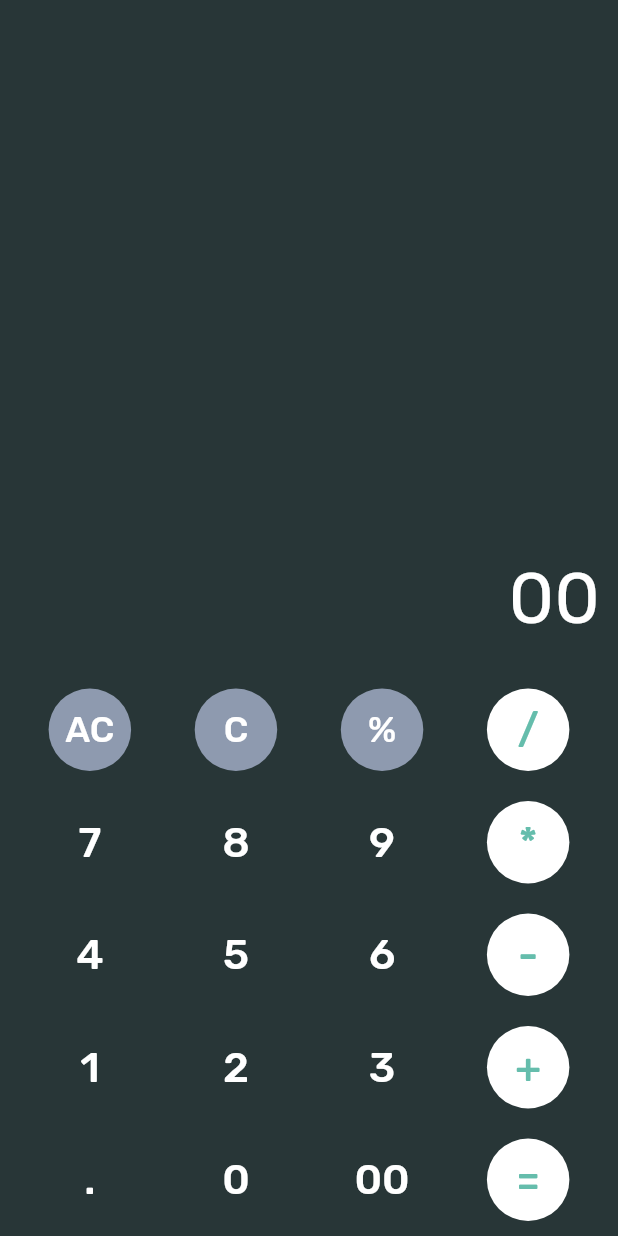
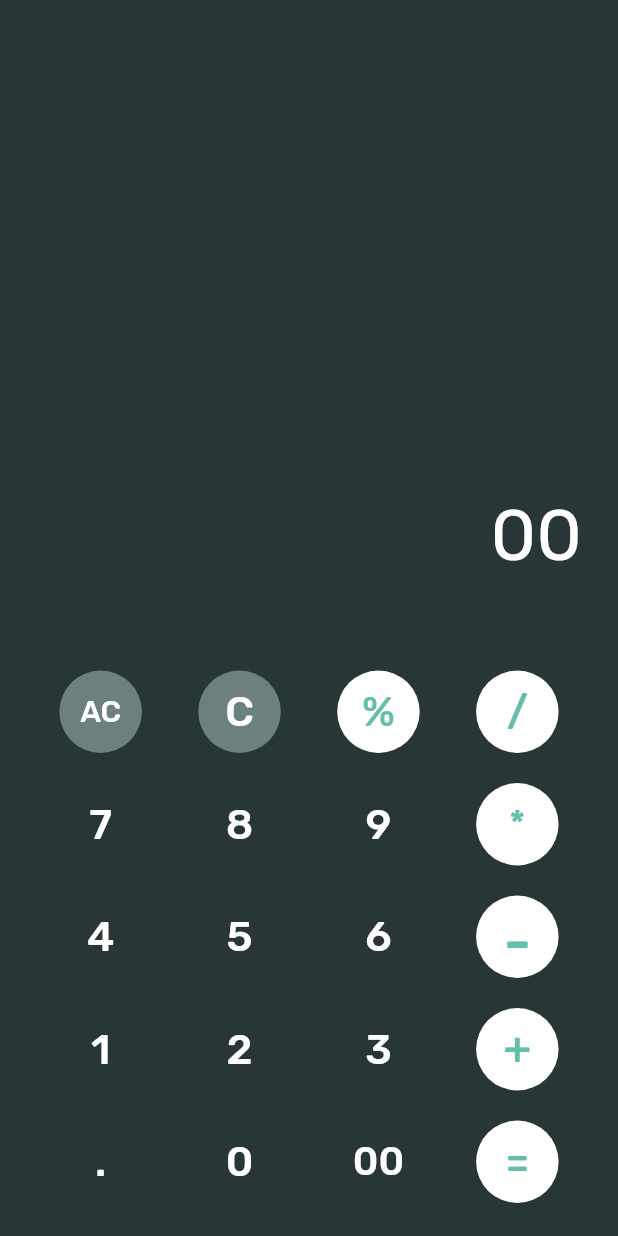
Before and after one commit to u8-zawa/flutter_calculator_app, a Flutter app: the screen it shows after launch, after a tap on "00", on a phone screen of 412 x 824 dp. Run offline on Flutter 3.47's test engine with Material 2 defaults, Android fonts, the phone set to English and light mode, and no system bars; our stand-ins replace google_fonts, math_expressions.

Commit message:
Update main.dart

```diff
--- a/lib/main.dart
+++ b/lib/main.dart
@@ -1,6 +1,7 @@
+import 'package:math_expressions/math_expressions.dart';
 import 'package:flutter/material.dart';
 import 'package:google_fonts/google_fonts.dart';
-import 'package:math_expressions/math_expressions.dart';
+
 import './widgets/CalcButton.dart';
 
 void main() {
@@ -8,7 +9,7 @@ void main() {
 }
 
 class CalcApp extends StatefulWidget {
-  CalcApp({Key key}) : super(key: key);
+  const CalcApp({Key key}) : super(key: key);
 
   @override
   CalcAppState createState() => CalcAppState();
@@ -19,9 +20,7 @@ class CalcAppState extends State<CalcApp> {
   String _expression = '';
 
   void numClick(String text) {
-    setState(() {
-      _expression += text;
-    });
+    setState(() => _expression += text);
   }
 
   void allClear(String text) {
@@ -41,65 +40,74 @@ class CalcAppState extends State<CalcApp> {
     Parser p = Parser();
     Expression exp = p.parse(_expression);
     ContextModel cm = ContextModel();
-    double eval = exp.evaluate(EvaluationType.REAL, cm);
 
     setState(() {
       _history = _expression;
-      _expression = eval.toString();
+      _expression = exp.evaluate(EvaluationType.REAL, cm).toString();
     });
   }
 
   @override
   Widget build(BuildContext context) {
     return MaterialApp(
+      debugShowCheckedModeBanner: false,
       title: 'Calculator',
       home: Scaffold(
         backgroundColor: Color(0xFF283637),
-        body: Column(
+        body: Container(
+          padding: EdgeInsets.all(12),
+          child: Column(
             mainAxisAlignment: MainAxisAlignment.end,
             children: <Widget>[
               Container(
-              padding: EdgeInsets.only(right: 12),
+                child: Padding(
+                  padding: const EdgeInsets.only(right: 12),
                   child: Text(
                     _history,
                     style: GoogleFonts.rubik(
-                  textStyle: TextStyle(fontSize: 24),
+                      textStyle: TextStyle(
+                        fontSize: 24,
                         color: Color(0xFF545F61),
                       ),
                     ),
-              alignment: Alignment(1, 1),
+                  ),
+                ),
+                alignment: Alignment(1.0, 1.0),
               ),
               Container(
-              padding: EdgeInsets.all(12),
+                child: Padding(
+                  padding: const EdgeInsets.all(12),
                   child: Text(
                     _expression,
                     style: GoogleFonts.rubik(
-                  textStyle: TextStyle(fontSize: 48),
+                      textStyle: TextStyle(
+                        fontSize: 48,
                         color: Colors.white,
                       ),
                     ),
-              alignment: Alignment(1, 1),
                   ),
-            SizedBox(height: 10),
+                ),
+                alignment: Alignment(1.0, 1.0),
+              ),
+              SizedBox(height: 40),
               Row(
                 mainAxisAlignment: MainAxisAlignment.spaceEvenly,
                 children: <Widget>[
                   CalcButton(
                     text: 'AC',
-                  fillColor: 0xFF8e9aaf,
-                  textSize: 24,
+                    fillColor: 0xFF6C807F,
+                    textSize: 20,
                     callback: allClear,
                   ),
                   CalcButton(
                     text: 'C',
-                  fillColor: 0xFF8e9aaf,
-                  textSize: 24,
+                    fillColor: 0xFF6C807F,
                     callback: clear,
                   ),
                   CalcButton(
                     text: '%',
-                  fillColor: 0xFF8e9aaf,
-                  textSize: 24,
+                    fillColor: 0xFFFFFFFF,
+                    textColor: 0xFF65BDAC,
                     callback: numClick,
                   ),
                   CalcButton(
@@ -129,6 +137,7 @@ class CalcAppState extends State<CalcApp> {
                     text: '*',
                     fillColor: 0xFFFFFFFF,
                     textColor: 0xFF65BDAC,
+                    textSize: 24,
                     callback: numClick,
                   ),
                 ],
@@ -152,6 +161,7 @@ class CalcAppState extends State<CalcApp> {
                     text: '-',
                     fillColor: 0xFFFFFFFF,
                     textColor: 0xFF65BDAC,
+                    textSize: 38,
                     callback: numClick,
                   ),
                 ],
@@ -175,6 +185,7 @@ class CalcAppState extends State<CalcApp> {
                     text: '+',
                     fillColor: 0xFFFFFFFF,
                     textColor: 0xFF65BDAC,
+                    textSize: 30,
                     callback: numClick,
                   ),
                 ],
@@ -193,6 +204,7 @@ class CalcAppState extends State<CalcApp> {
                   CalcButton(
                     text: '00',
                     callback: numClick,
+                    textSize: 26,
                   ),
                   CalcButton(
                     text: '=',
@@ -201,8 +213,9 @@ class CalcAppState extends State<CalcApp> {
                     callback: evaluate,
                   ),
                 ],
+              )
+            ],
           ),
-          ],
         ),
       ),
     );
```
Also changed, not shown: Screenshot.png (added). Lines whose indentation alone changed are shown as unchanged.
